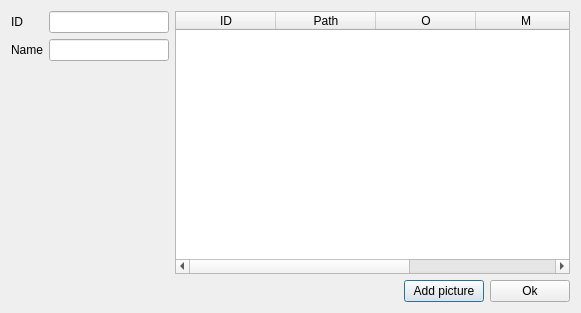
Qt form persondialog.ui (Spark-NF/face-detector) before a commit.
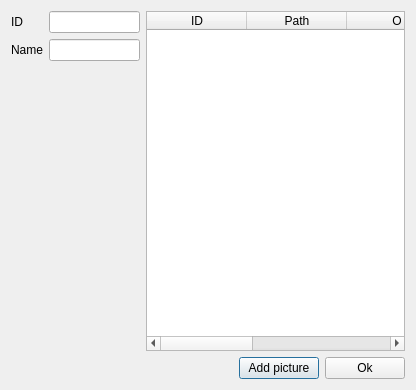
The same form after that commit. Icons and pictures are not drawn.

```diff
--- a/persondialog.ui
+++ b/persondialog.ui
@@ -6,8 +6,8 @@
    <rect>
     <x>0</x>
     <y>0</y>
-    <width>581</width>
-    <height>313</height>
+    <width>416</width>
+    <height>390</height>
    </rect>
   </property>
   <property name="windowTitle">
@@ -15,7 +15,7 @@
   </property>
   <layout class="QVBoxLayout" name="verticalLayout">
    <item>
-    <layout class="QHBoxLayout" name="layoutMain" stretch="2,5">
+    <layout class="QHBoxLayout" name="layoutMain" stretch="1,2">
      <item>
       <layout class="QFormLayout" name="formLayout">
        <item row="1" column="0">
```
Left out of the diff: 29 changed lines with no effect on the pictures.
